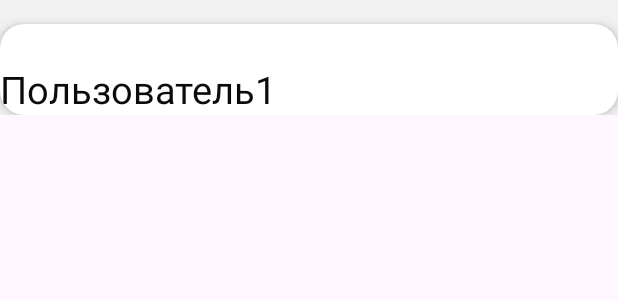
After one commit to okwhy/Health_calendar_kt, an Android app: the layout card_user.xml on its own in the app's theme, with its tools: preview values and no code run, on a phone screen of 412 x 824 dp. The commit adds this screen. Shown: the top 300 px of the screen. Run offline under Robolectric (Android 15) with nearby library versions, the phone set to English and light mode, and no system bars.

Commit message:
добавил кароточку user, group, scroll для мои и моя группы

```diff
--- /dev/null
+++ b/app/src/main/res/layout/card_user.xml
@@ -0,0 +1,42 @@
+<?xml version="1.0" encoding="utf-8"?>
+<LinearLayout xmlns:android="http://schemas.android.com/apk/res/android"
+    android:layout_width="match_parent"
+    android:layout_height="wrap_content"
+    xmlns:app="http://schemas.android.com/apk/res-auto"
+    android:background="#F1F1F1"
+    android:orientation="vertical">
+
+    <androidx.cardview.widget.CardView
+        android:id="@+id/card_view_mon"
+        android:layout_width="match_parent"
+        android:layout_height="wrap_content"
+        android:radius="16dp"
+        app:cardElevation="4dp"
+        android:background="#F3F3F3"
+        app:cardCornerRadius="16dp"
+        android:layout_marginTop="16dp"
+        >
+
+        <RelativeLayout
+            android:id="@+id/user"
+            android:layout_width="match_parent"
+            android:layout_height="wrap_content"
+            android:clickable="true"
+            android:radius="16dp"
+            app:cardElevation="4dp"
+            app:cardCornerRadius="16dp"
+            android:layout_marginTop="16dp"
+            android:onClick="onLabelClick">
+
+            <TextView
+                android:layout_width="wrap_content"
+                android:layout_height="wrap_content"
+                android:layout_alignParentTop="true"
+                android:layout_marginTop="10dp"
+                android:gravity="start"
+                android:text="Пользователь1"
+                android:textColor="#0B0B0B"
+                android:textSize="25dp" />
+        </RelativeLayout>
+    </androidx.cardview.widget.CardView>
+</LinearLayout>
```
Also changed, not shown: app/src/main/res/layout/card_group.xml (added, +50 -0 lines), app/src/main/res/layout/my_group.xml (+34 -54 lines), app/src/main/res/layout/my_groups.xml (+28 -59 lines), app/src/main/res/layout/registration.xml (+7 -0 lines).
